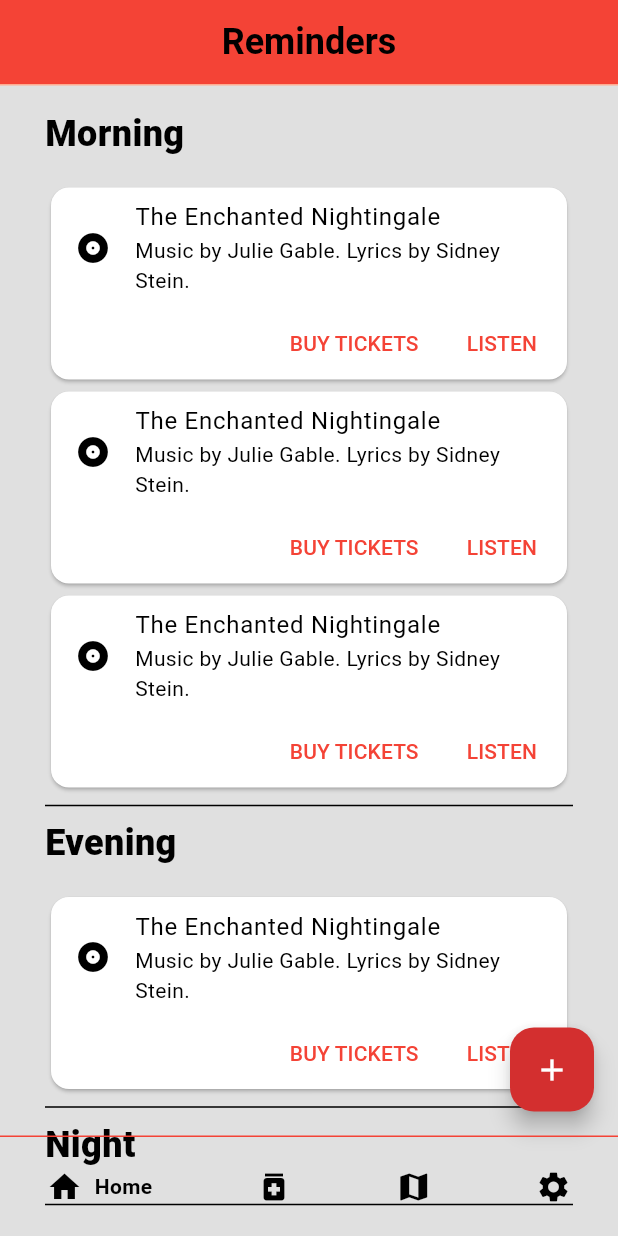
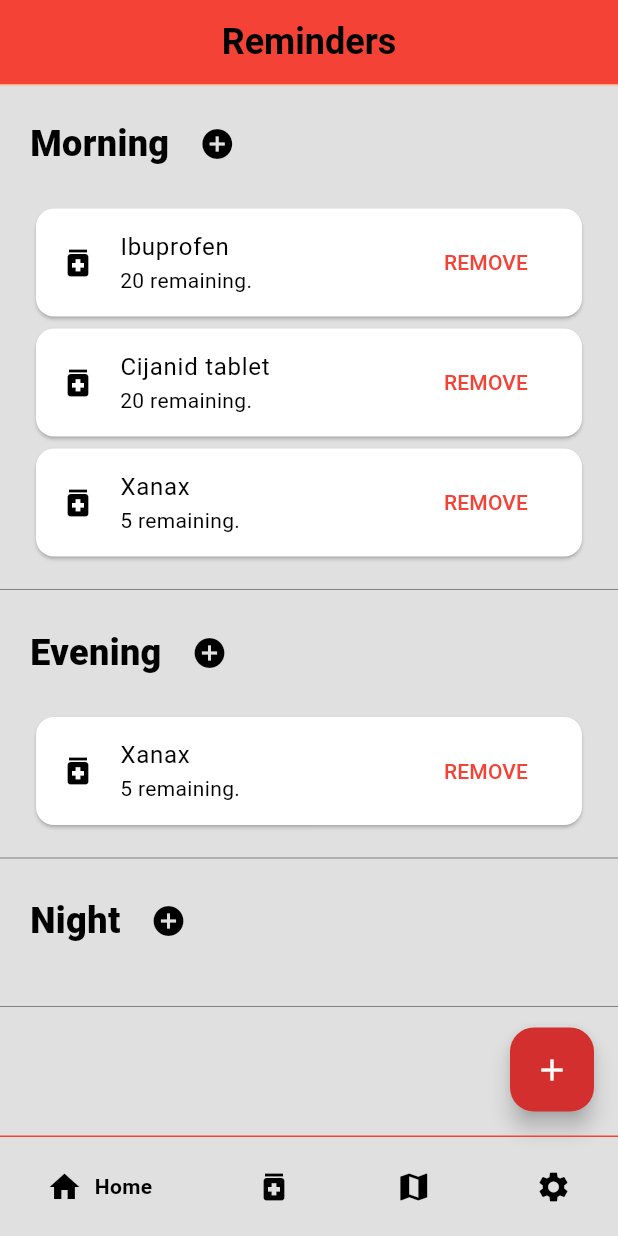
Before and after one commit to mzaninovic555/RMA_projekt_23-24, a Flutter app: the screen it shows after launch, on a phone screen of 412 x 824 dp. Run offline on Flutter 3.47's test engine with Material 3 defaults, Android fonts, the phone set to English and light mode, and no system bars; drawn by our look-alikes of google_nav_bar; our stand-ins replace shared_preferences.

Commit message:
Changed layout of reminder group page

```diff
--- a/medicationapp/lib/pages/reminder_list/reminder_list.dart
+++ b/medicationapp/lib/pages/reminder_list/reminder_list.dart
@@ -17,8 +17,9 @@ class _ReminderListState extends State<ReminderList> {
   @override
   Widget build(BuildContext context) {
     return Scaffold(
-      body: Container(
-        padding: const EdgeInsets.only(top: 15.0),
+      body: SingleChildScrollView(
+        child: Container(
+          padding: const EdgeInsets.only(top: 15.0, bottom: 80.0),
           decoration: BoxDecoration(
             border: BorderDirectional(
               top: BorderSide(
@@ -33,6 +34,7 @@ class _ReminderListState extends State<ReminderList> {
                 .toList(),
           ),
         ),
+      ),
       floatingActionButton: FloatingActionButton(
         onPressed: () {},
         child: const Icon(Icons.add),
@@ -41,7 +43,10 @@ class _ReminderListState extends State<ReminderList> {
   }
 
   Widget _mapReminderGroupToWidget(ReminderGroup reminderGroup) {
-    List<Widget> children = [
+    List<Widget> medicationChildren = [
+      Row(
+        crossAxisAlignment: CrossAxisAlignment.center,
+        children: [
           Text(
             reminderGroup.title,
             style: const TextStyle(
@@ -49,21 +54,42 @@ class _ReminderListState extends State<ReminderList> {
               fontSize: 24.0,
             ),
           ),
+          const SizedBox(width: 8),
+          IconButton(
+            onPressed: () {},
+            icon: const Icon(Icons.add_circle),
+          )
+        ],
+      ),
       const SizedBox(
         height: 15.0,
       ),
     ];
-    children.addAll(reminderGroup.medications
+    medicationChildren.addAll(reminderGroup.medications
         .map((medication) => _mapMedicationToWidget(medication))
         .toList());
-    children.add(const Divider());
+    medicationChildren.add(const SizedBox(
+      height: 10.0,
+    ));
 
-    return Container(
-      padding: const EdgeInsets.symmetric(horizontal: 30.0),
+    return Column(
+      crossAxisAlignment: CrossAxisAlignment.start,
+      children: [
+        Container(
+          padding: const EdgeInsets.symmetric(horizontal: 20.0),
           child: Column(
             crossAxisAlignment: CrossAxisAlignment.start,
-        children: children,
+            children: medicationChildren,
           ),
+        ),
+        Divider(
+          thickness: 0.5,
+          color: Colors.grey[700],
+        ),
+        const SizedBox(
+          height: 10.0,
+        )
+      ],
     );
   }
 
@@ -72,29 +98,14 @@ class _ReminderListState extends State<ReminderList> {
       child: Column(
         mainAxisSize: MainAxisSize.min,
         children: <Widget>[
-          const ListTile(
-            leading: Icon(Icons.album),
-            title: Text('The Enchanted Nightingale'),
-            subtitle: Text('Music by Julie Gable. Lyrics by Sidney Stein.'),
+          ListTile(
+            leading: const Icon(Icons.medication),
+            title: Text(medication.name),
+            subtitle: Text('${medication.quantityRemaining} remaining.'),
+            trailing: TextButton(
+              child: const Text('REMOVE'),
+              onPressed: () {},
             ),
-          Row(
-            mainAxisAlignment: MainAxisAlignment.end,
-            children: <Widget>[
-              TextButton(
-                child: const Text('BUY TICKETS'),
-                onPressed: () {
-                  /* ... */
-                },
-              ),
-              const SizedBox(width: 8),
-              TextButton(
-                child: const Text('LISTEN'),
-                onPressed: () {
-                  /* ... */
-                },
-              ),
-              const SizedBox(width: 8),
-            ],
           ),
         ],
       ),
```
Lines whose indentation alone changed are shown as unchanged.
